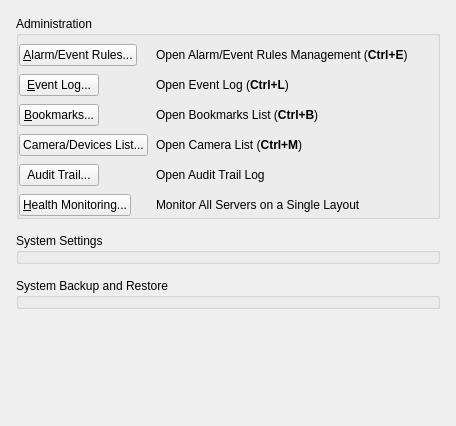
First picture: the form in client/src/ui/widgets/system_settings/general_system_administration_widget.ui, repository networkoptix/nx_open, before the edit.
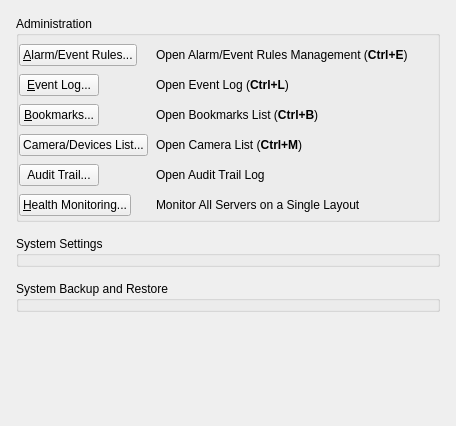
Second picture: the form after the edit. Custom widgets are drawn as their Qt base class.

Commit message:
VMS-2211: Spacing between blocks
<==== Mercurial data ====>
Branch: dev_3.0.0_gui

Patch:
```diff
--- a/client/src/ui/widgets/system_settings/general_system_administration_widget.ui
+++ b/client/src/ui/widgets/system_settings/general_system_administration_widget.ui
@@ -54,7 +54,7 @@
        <number>0</number>
       </property>
       <property name="bottomMargin">
-       <number>0</number>
+       <number>3</number>
       </property>
       <item row="0" column="0">
        <widget class="QPushButton" name="businessRulesButton">
```
Left out of the diff: 42 changed lines with no effect on the pictures.
